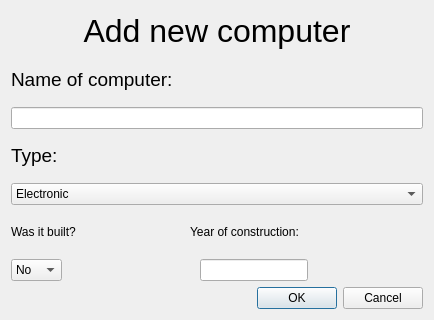
First picture: the form in addcomputer.ui, repository Hopur-50/Verkefni3, before the edit.
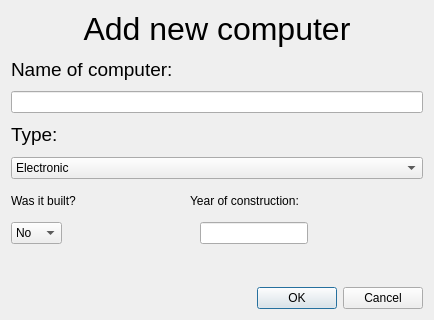
Second picture: the form after the edit.

Commit message: add computer error message

What changed in the file:
```diff
--- a/addcomputer.ui
+++ b/addcomputer.ui
@@ -221,6 +221,17 @@
      </item>
     </layout>
    </item>
+   <item>
+    <layout class="QHBoxLayout" name="horizontalLayout_4">
+     <item>
+      <widget class="QLabel" name="labelErrorYearConstruct">
+       <property name="text">
+        <string/>
+       </property>
+      </widget>
+     </item>
+    </layout>
+   </item>
    <item>
     <widget class="QDialogButtonBox" name="buttonOkCancel">
      <property name="orientation">
```
The commit also changes 2 other files.
